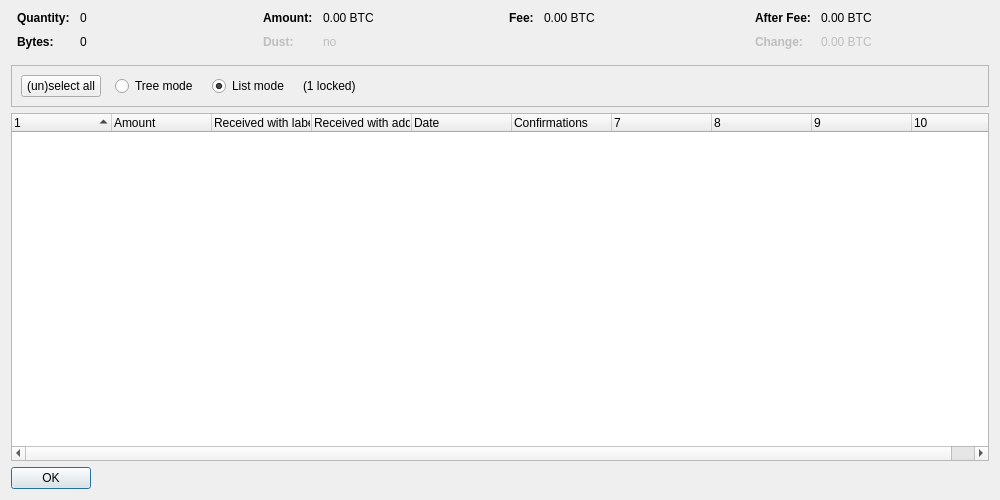
Above: src/qt/forms/coincontroldialog.ui from bitnet-io/bitnet-core before the change. Below: the same form after it.
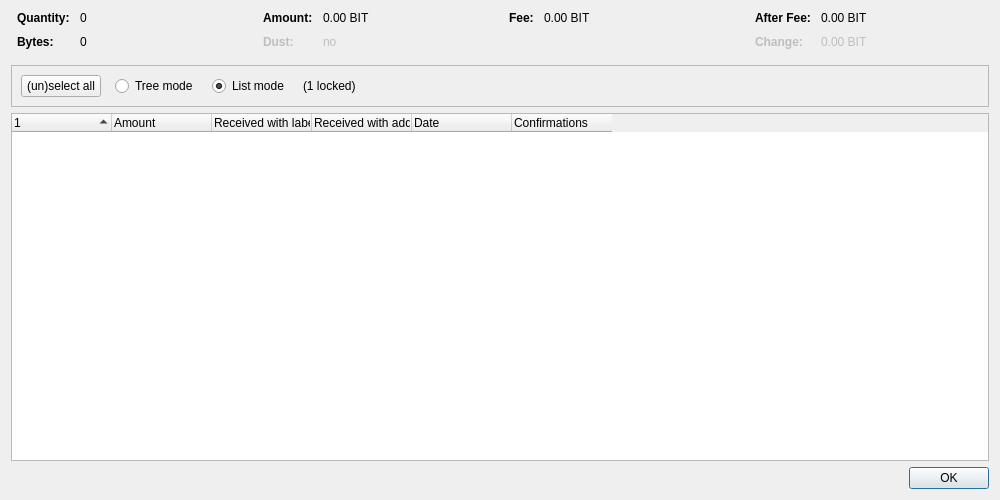
That is the form after the change. Custom widgets are drawn as their Qt base class.

What changed in the file:
```diff
--- a/src/qt/forms/coincontroldialog.ui
+++ b/src/qt/forms/coincontroldialog.ui
@@ -132,7 +132,7 @@
           <enum>Qt::ActionsContextMenu</enum>
          </property>
          <property name="text">
-          <string notr="true">0.00 BTC</string>
+          <string notr="true">0.00 BIT</string>
          </property>
          <property name="textInteractionFlags">
           <set>Qt::LinksAccessibleByMouse|Qt::TextSelectableByKeyboard|Qt::TextSelectableByMouse</set>
@@ -212,7 +212,7 @@
           <enum>Qt::ActionsContextMenu</enum>
          </property>
          <property name="text">
-          <string notr="true">0.00 BTC</string>
+          <string notr="true">0.00 BIT</string>
          </property>
          <property name="textInteractionFlags">
           <set>Qt::LinksAccessibleByMouse|Qt::TextSelectableByKeyboard|Qt::TextSelectableByMouse</set>
@@ -257,7 +257,7 @@
           <enum>Qt::ActionsContextMenu</enum>
          </property>
          <property name="text">
-          <string notr="true">0.00 BTC</string>
+          <string notr="true">0.00 BIT</string>
          </property>
          <property name="textInteractionFlags">
           <set>Qt::LinksAccessibleByMouse|Qt::TextSelectableByKeyboard|Qt::TextSelectableByMouse</set>
@@ -292,7 +292,7 @@
           <enum>Qt::ActionsContextMenu</enum>
          </property>
          <property name="text">
-          <string notr="true">0.00 BTC</string>
+          <string notr="true">0.00 BIT</string>
          </property>
          <property name="textInteractionFlags">
           <set>Qt::LinksAccessibleByMouse|Qt::TextSelectableByKeyboard|Qt::TextSelectableByMouse</set>
@@ -402,7 +402,7 @@
       <bool>false</bool>
      </property>
      <property name="columnCount">
-      <number>10</number>
+      <number>6</number>
      </property>
      <attribute name="headerShowSortIndicator" stdset="0">
       <bool>true</bool>
@@ -467,12 +467,6 @@
    </item>
    <item>
     <widget class="QDialogButtonBox" name="buttonBox">
-     <property name="sizePolicy">
-      <sizepolicy hsizetype="Maximum" vsizetype="Fixed">
-       <horstretch>0</horstretch>
-       <verstretch>0</verstretch>
-      </sizepolicy>
-     </property>
      <property name="orientation">
       <enum>Qt::Horizontal</enum>
      </property>
```
Left out of the diff: 2 changed lines with no effect on the pictures.
